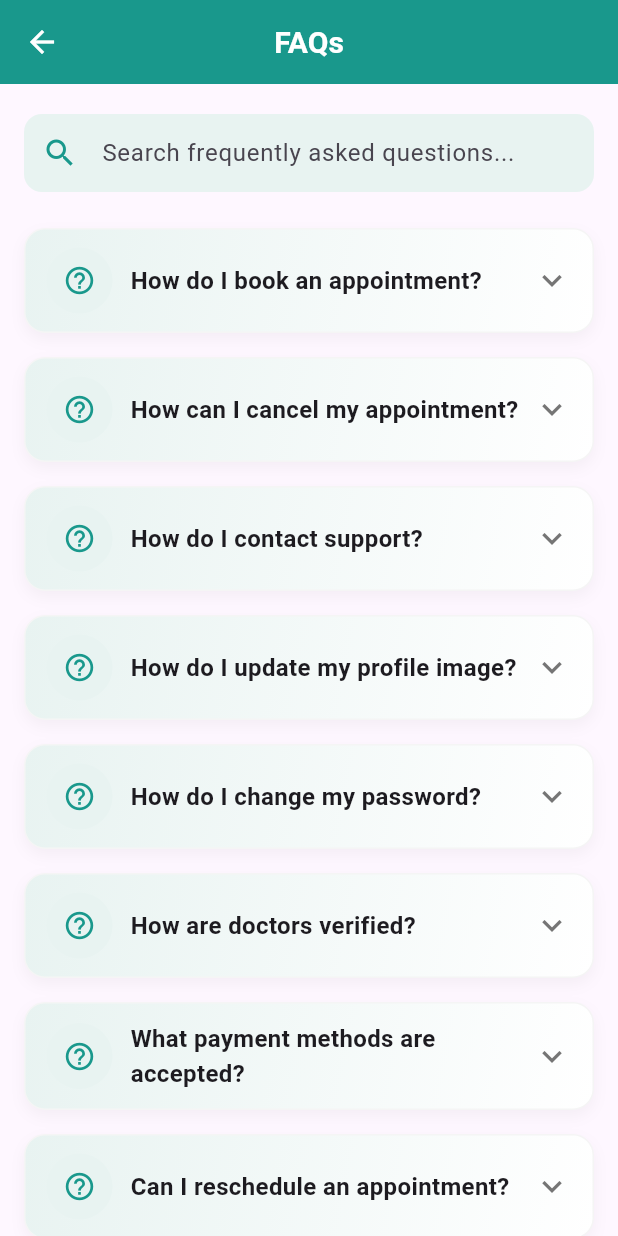
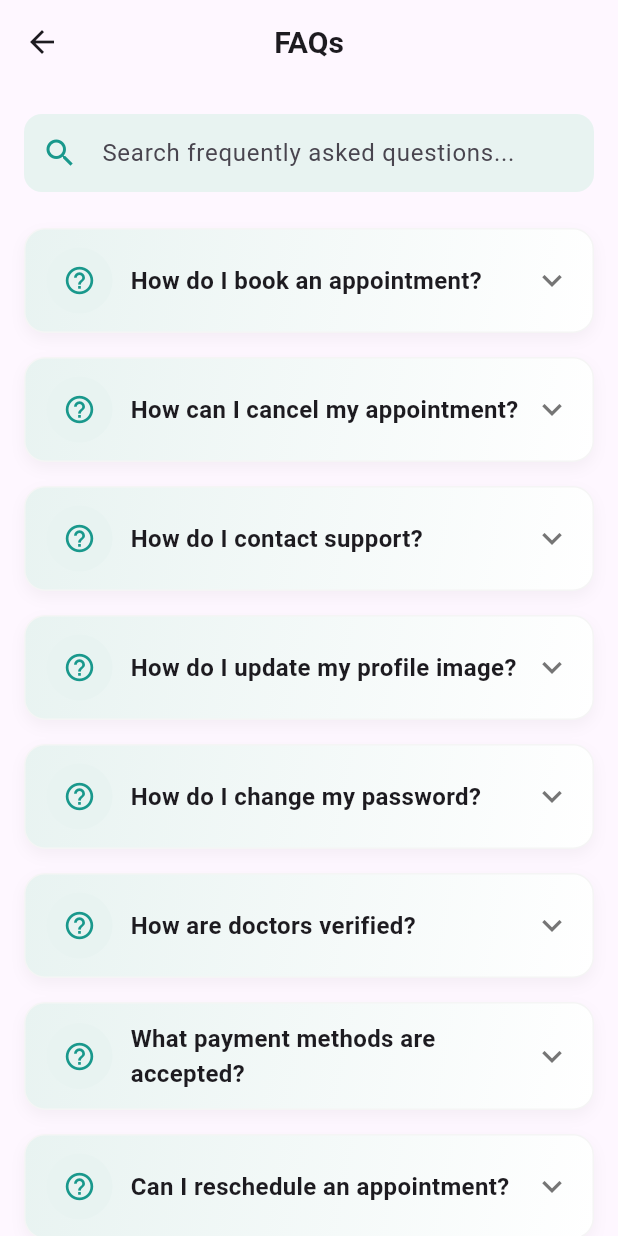
Before and after one commit to Abdelrahmanmagdy19/final_project, a Flutter app: the FaqsScreen screen opened directly, on a phone screen of 412 x 824 dp. Run offline on Flutter 3.47's test engine with Material 3 defaults, Android fonts, the phone set to English and light mode, and no system bars; our stand-ins replace cloud_firestore, dio, firebase_auth, firebase_core, flutter_bloc, flutter_svg and 4 more; accounts and stored records are empty; generated files the repository leaves out were written again; project files that could hold a hidden picture were left out.

Commit message:
edit faqs screen make the color black for title and icon

```diff
--- a/lib/screens/faqs_screen/faqs_screen.dart
+++ b/lib/screens/faqs_screen/faqs_screen.dart
@@ -229,15 +229,11 @@ class _FaqsScreenState extends State<FaqsScreen> with TickerProviderStateMixin {
       appBar: AppBar(
         title: const Text(
           'FAQs',
-          style: TextStyle(
-            fontSize: 20,
-            fontWeight: FontWeight.bold,
-            color: Colors.white,
-          ),
+          style: TextStyle(fontSize: 20, fontWeight: FontWeight.bold),
         ),
-        iconTheme: const IconThemeData(color: Colors.white),
+
         centerTitle: true,
-        backgroundColor: AppColor.greenColor,
+
         elevation: 0,
       ),
       body: SafeArea(
```
